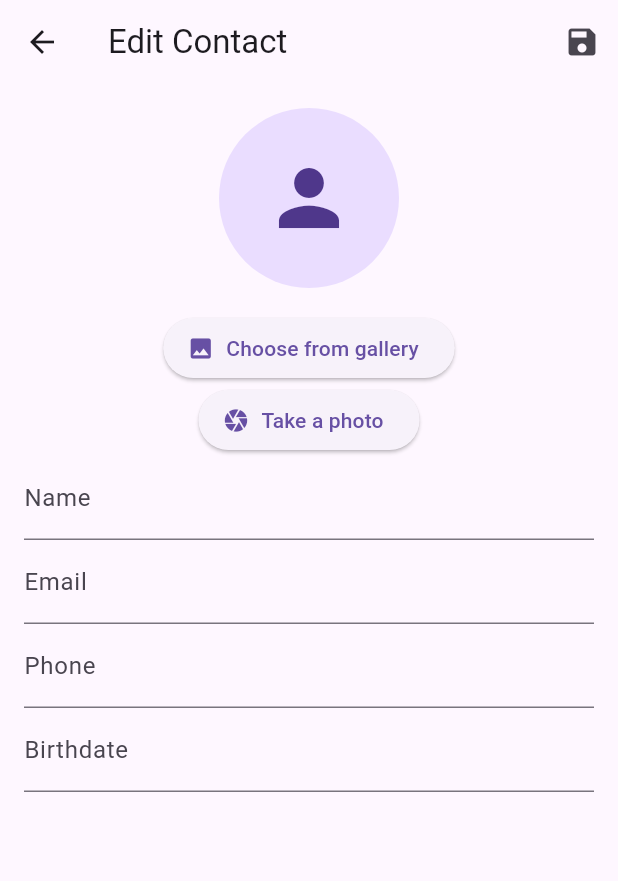
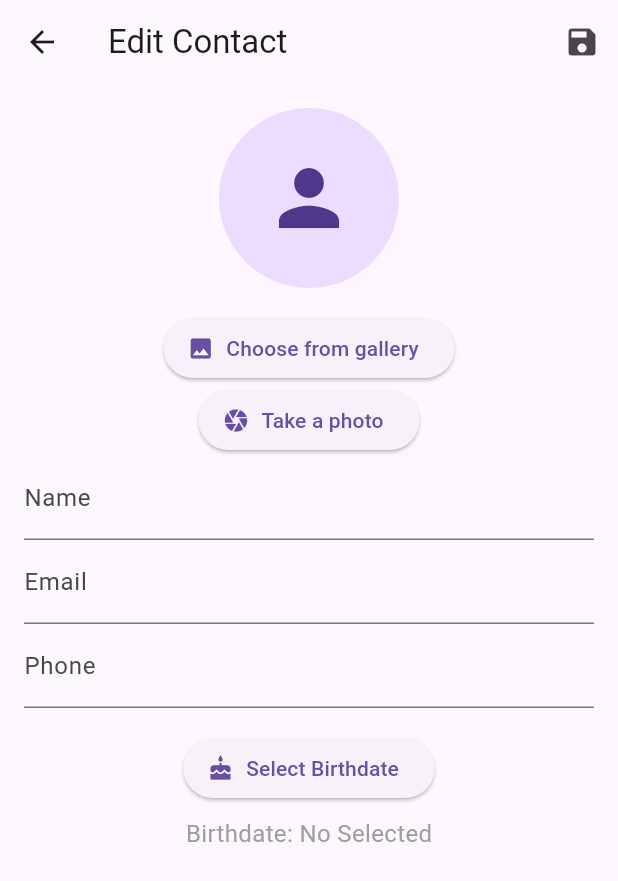
Before and after one commit to BernardoArede/ContactsApp-Flutter, a Flutter app: the EditContactScreen screen opened directly with empty values, on a phone screen of 412 x 824 dp. Shown: the top 881 px of the screen. Run offline on Flutter 3.47's test engine with Material 3 defaults, Android fonts, the phone set to English and light mode, and no system bars; our stand-ins replace image_picker.

Commit message:
addContactScreen (Birthdate icon)

```diff
--- a/lib/screens/addContactScreen.dart
+++ b/lib/screens/addContactScreen.dart
@@ -66,7 +66,7 @@ class _addContactScreen extends State<addContactScreen>{
                   name: newName.text,
                   email: newEmail.text,
                   phone: newPhone.text,
-                  birthdate: birthDate != null ? birthDate.toString().split(' ')[0] : null,
+                  birthdate: birthDate.toString().split(' ')[0],
                   imagePath: _selectedImage?.path
               );
               Navigator.pop(context, newContact);
@@ -137,11 +137,10 @@ class _addContactScreen extends State<addContactScreen>{
               Padding(
                 padding: const EdgeInsets.only(top: 8.0),
                 child: const Text(
-                  "Birthdate: Not selected",
+                  "Birthdate: Not Selected",
                   style: TextStyle(fontSize: 16, color: Colors.grey),
                 ),
               ),
-
           ],
         ),
       ),
--- a/lib/screens/editContactScreen.dart
+++ b/lib/screens/editContactScreen.dart
@@ -24,6 +24,7 @@ class _EditContactScreenState extends State<EditContactScreen>{
   late TextEditingController emailController;
   late TextEditingController phoneController;
   late TextEditingController birthdateController;
+  DateTime? birthDate;
   File? _selectedImage;
   final ImagePicker _picker = ImagePicker();
 
@@ -45,6 +46,20 @@ class _EditContactScreenState extends State<EditContactScreen>{
     }
   }
 
+  Future<void> _selectBirthdate(BuildContext context) async{
+    final DateTime? pickedDate = await showDatePicker(
+        context: context,
+        initialDate: DateTime.now(),
+        firstDate: DateTime(1900),
+        lastDate: DateTime.now()
+    );
+    if(pickedDate != null && pickedDate != birthDate){
+      setState(() {
+        birthDate = pickedDate;
+      });
+    }
+  }
+
   @override
   Widget build(BuildContext context){
     return Scaffold(
@@ -58,7 +73,7 @@ class _EditContactScreenState extends State<EditContactScreen>{
                   name: nameController.text,
                   email: emailController.text,
                   phone: phoneController.text,
-                  birthdate: birthdateController.text,
+                  birthdate: birthDate.toString().split(' ')[0],
                   imagePath: _selectedImage?.path
               );
               Navigator.pop(context, updateContact);
@@ -108,11 +123,30 @@ class _EditContactScreenState extends State<EditContactScreen>{
               decoration: const InputDecoration(labelText: 'Phone'),
               keyboardType: TextInputType.phone,
             ),
-            TextField(
-              controller: birthdateController,
-              decoration: const InputDecoration(labelText: 'Birthdate'),
-              keyboardType: TextInputType.datetime,
-            )
+            const SizedBox(height: 16),
+            ElevatedButton.icon(
+                onPressed: (){
+                  _selectBirthdate(context);
+                },
+                icon: const Icon(Icons.cake),
+              label: const Text('Select Birthdate'),
+            ),
+            if (birthDate != null)
+              Padding(
+                padding: const EdgeInsets.only(top: 8.0),
+                child: Text(
+                  "Birthdate: ${birthDate!.toLocal().toString().split(' ')[0]}",
+                  style: const TextStyle(fontSize: 16, color: Colors.grey),
+                ),
+              )
+            else
+              Padding(
+                padding: const EdgeInsets.only(top: 8.0),
+                child: Text(
+                  "Birthdate: No Selected",
+                  style: TextStyle(fontSize: 16, color: Colors.grey),
+                ),
+              )
           ],
         ),
       ),
```
